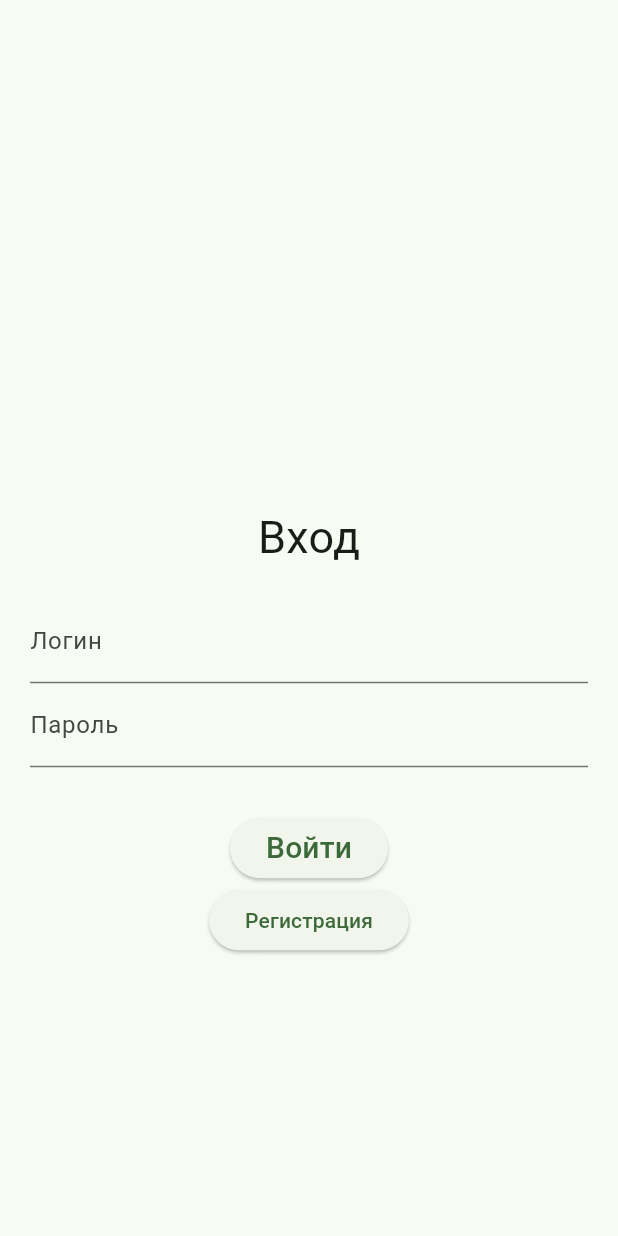
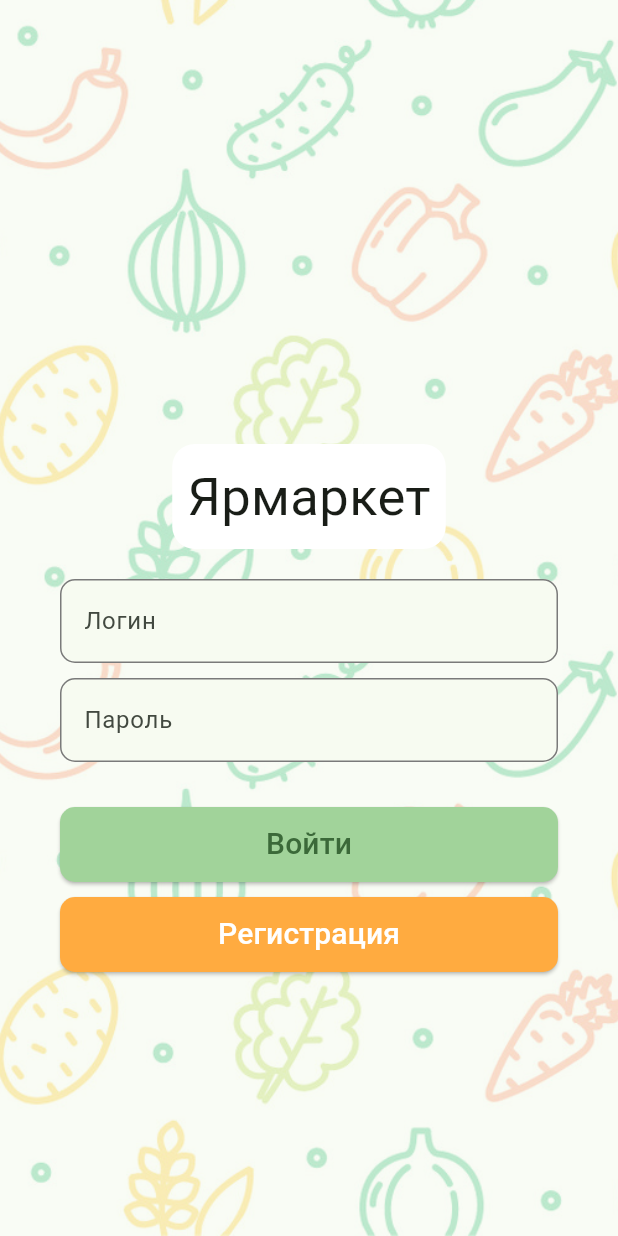
Before and after one commit to itgirlschool/mobile8_final_project, a Flutter app: the screen it shows after launch, on a phone screen of 412 x 824 dp. Run offline on Flutter 3.47's test engine with Material 2 defaults, Android fonts, the phone set to English and light mode, and no system bars; our stand-ins replace cloud_firestore, firebase_auth, firebase_core, flutter_bloc, get_it; missing offline and left inert: flutter_stripe; accounts and stored records are empty.

Commit message:
Поменяла верстку логина

```diff
--- a/lib/screens/cart_screen.dart
+++ b/lib/screens/cart_screen.dart
@@ -287,7 +287,9 @@ class _CartScreenState extends State<CartScreen> {
           if (loadingProgress == null) {
             return child;
           }
-          return const Icon(Icons.image);
+          return const Center(
+            child: CircularProgressIndicator(),
+          );
         },
         errorBuilder: (BuildContext context, Object exception, StackTrace? stackTrace) {
           return const Icon(Icons.image_not_supported);
--- a/lib/screens/login_screen.dart
+++ b/lib/screens/login_screen.dart
@@ -17,31 +17,106 @@ class _LoginScreenState extends State<LoginScreen> {
   @override
   Widget build(BuildContext context) {
     return Scaffold(
-      body: Center(
+      body: Container(
+
+        decoration: const BoxDecoration(
+          image: DecorationImage(
+            image: AssetImage("assets/yarmarket_bg.jpg",),
+            opacity: 0.3,
+            fit: BoxFit.cover
+          ),
+          //   gradient: LinearGradient(
+          // begin: Alignment.topLeft,
+          // end: Alignment.bottomRight,
+          // colors: [
+          //   Color(0xffb7ff9d),
+          //   Color(0xff2abb34),
+          // ],
+        ),
+        child: Center(
           child: Container(
-          padding: const EdgeInsets.only(left: 20, right: 20, top: 150),
+            padding: const EdgeInsets.only(left: 40, right: 40, top: 120),
             child: SingleChildScrollView(
               child: Column(
                 children: [
-                const Text(
-                  'Вход',
-                  style: TextStyle(fontSize: 30),
+                  Container(
+                    padding: const EdgeInsets.all(10),
+                    decoration: const BoxDecoration(
+                      borderRadius: BorderRadius.all(Radius.circular(15)),
+                      color: Colors.white,
+                    ),
+                    child: const Text(
+                      'Ярмаркет',
+                      style: TextStyle(fontSize: 35,
+                      //backgroundColor: Colors.white,
+
+                      ),
+
+                    ),
                   ),
                   const SizedBox(
                     height: 20,
                   ),
                   TextField(
                     controller: _loginController,
-                  decoration: const InputDecoration(labelText: 'Логин'),
+                    decoration: InputDecoration(
+                      floatingLabelBehavior: FloatingLabelBehavior.never,
+                      labelText: 'Логин',
+                      enabledBorder:  const OutlineInputBorder(
+                        borderRadius: BorderRadius.all(
+                          Radius.circular(10),
                         ),
+                        borderSide: BorderSide(color: Color(0xff7a7a7a),
+                           width: 1.0,),
+                      ),
+                      focusedBorder: OutlineInputBorder(
+                        borderRadius: const BorderRadius.all(
+                          Radius.circular(10),
+                        ),
+                        borderSide: BorderSide(color: Theme.of(context).colorScheme.inversePrimary
+                          , width: 2.0,),
+                      ),
+                      border: const OutlineInputBorder(),
+                      filled: true,
+                      fillColor: Theme.of(context).colorScheme.surface,
+                    ),
+                  ),
+                  const SizedBox(height: 10,),
                   TextField(
                     controller: _passwordController,
-                  decoration: const InputDecoration(labelText: 'Пароль'),
+                    decoration: InputDecoration(
+                      floatingLabelBehavior: FloatingLabelBehavior.never,
+                      labelText: 'Пароль',
+                      enabledBorder:  const OutlineInputBorder(
+                        borderRadius: BorderRadius.all(
+                          Radius.circular(10),
+                        ),
+                        borderSide: BorderSide(color: Color(0xff7a7a7a),
+                          width: 1.0,),
+                      ),
+                      focusedBorder: OutlineInputBorder(
+                        borderRadius: const BorderRadius.all(
+                          Radius.circular(10),
+                        ),
+                        borderSide: BorderSide(color: Theme.of(context).colorScheme.inversePrimary
+                          , width: 2.0,),
+                      ),
+                      border: const OutlineInputBorder(),
+                      filled: true,
+                      fillColor: Theme.of(context).colorScheme.surface,
+                    ),
                   ),
                   const SizedBox(
                     height: 30,
                   ),
                   ElevatedButton(
+                    style: ElevatedButton.styleFrom(
+                      backgroundColor: Theme.of(context).colorScheme.inversePrimary,
+                      minimumSize: const Size(double.infinity, 50),
+                      shape: RoundedRectangleBorder(
+                        borderRadius: BorderRadius.circular(10),
+                      ),
+                    ),
                     onPressed: () {
                       /*if (notAuthorized) {
                         showDialog<void>(
@@ -70,8 +145,7 @@ class _LoginScreenState extends State<LoginScreen> {
                       }*/
                       Navigator.push(
                         context,
-                      MaterialPageRoute(
-                          builder: (context) => const HomeScreen()),
+                        MaterialPageRoute(builder: (context) => const HomeScreen()),
                       );
                     },
                     child: const Text(
@@ -79,17 +153,29 @@ class _LoginScreenState extends State<LoginScreen> {
                       style: TextStyle(fontSize: 20),
                     ),
                   ),
+                  SizedBox(
+                    height: 10,),
                   ElevatedButton(
+                    style: ElevatedButton.styleFrom(
+                      backgroundColor:Colors.orangeAccent,
+
+                      minimumSize: const Size(double.infinity, 50),
+                      shape: RoundedRectangleBorder(
+                        borderRadius: BorderRadius.circular(10),
+                      ),
+                    ),
                     onPressed: () {
                       Navigator.push(
                         context,
-                      MaterialPageRoute(
-                          builder: (context) => const RegisterScreen()),
+                        MaterialPageRoute(builder: (context) => const RegisterScreen()),
                       );
                     },
-                  child: const Text('Регистрация'),
+                    child: const Text('Регистрация', style:
+                      TextStyle(fontSize: 20, color: Colors.white
+                      ),),
                   ),
                 ],
+              ),
             ),
           ),
         ),
--- a/lib/screens/profile_screen.dart
+++ b/lib/screens/profile_screen.dart
@@ -21,7 +21,6 @@ class _ProfileScreenState extends State<ProfileScreen> {
   String _newUserName = '';
   String _newUserPhone = '';
   String _newUserAddress = '';
-
 
   @override
   Widget build(BuildContext context) {
@@ -83,13 +82,14 @@ class _ProfileScreenState extends State<ProfileScreen> {
                   height: 0,
                   width: 0,
                 ),
-          state is LoadedProfileState ? TextButton(
+          state is LoadedProfileState
+              ? TextButton(
                   onPressed: () {
                     //при нажатии на кнопку редактирования отправляем событие в блок
                     context.read<ProfileBloc>().add(EditProfileEvent(user: state.user));
                   },
-              child: const Text('Редактировать')) :
-              const SizedBox(
+                  child: const Text('Редактировать'))
+              : const SizedBox(
                   height: 0,
                   width: 0,
                 ),
@@ -110,7 +110,17 @@ class _ProfileScreenState extends State<ProfileScreen> {
                   onSaved: (value) {
                     _newUserName = value!;
                   }),
-              _buildTextFormField(
+              Row(
+                children: [
+                  Padding(
+                    padding: state is LoadedProfileState ? const EdgeInsets.only(right: 4, top: 4) : const EdgeInsets.only(right: 4, bottom: 14),
+                    child: const Text(
+                      '+7',
+                      style: TextStyle(fontSize: 16),
+                    ),
+                  ),
+                  Expanded(
+                    child: _buildTextFormField(
                         context: context,
                         labelText: 'Телефон',
                         initialValue: state.user.phone,
@@ -119,6 +129,9 @@ class _ProfileScreenState extends State<ProfileScreen> {
                         onSaved: (value) {
                           _newUserPhone = value!;
                         }),
+                  ),
+                ],
+              ),
               _buildTextFormField(
                   context: context,
                   labelText: 'Адрес доставки',
@@ -144,7 +157,6 @@ class _ProfileScreenState extends State<ProfileScreen> {
       ),
     );
   }
-
 
   Widget _buildTextFormField({required BuildContext context, required String labelText, required String initialValue, required state, required validator, required Function(String?)? onSaved}) {
     return Padding(
@@ -175,7 +187,6 @@ class _ProfileScreenState extends State<ProfileScreen> {
     );
   }
 
-
   String? _validateName(String? value) {
     if (value == null || value.isEmpty) {
       return 'Пожалуйста, введите имя';
--- a/lib/screens/register_screen.dart
+++ b/lib/screens/register_screen.dart
@@ -27,7 +27,7 @@ class _RegisterScreenState extends State<RegisterScreen> {
           mainAxisAlignment: MainAxisAlignment.center,
           children: [
             Container(
-              padding: const EdgeInsets.all(20),
+              padding: const EdgeInsets.all(30),
               child: Column(
                 children: [
                   _buildTextFormField(
```
Also changed, not shown: assets/yarmarket_bg.jpg (added). Lines whose indentation alone changed are shown as unchanged.
